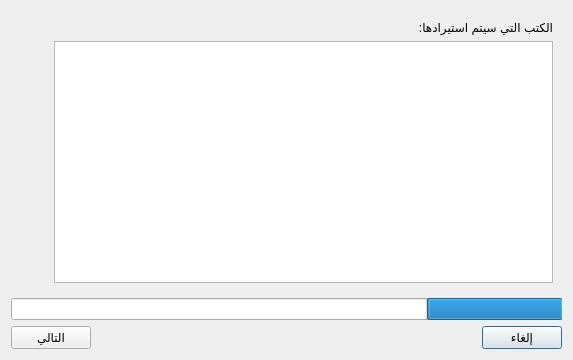
This is src/importdialog.ui in boussouira/moltaqa as Qt 5 draws it before an edit. The edited form follows.
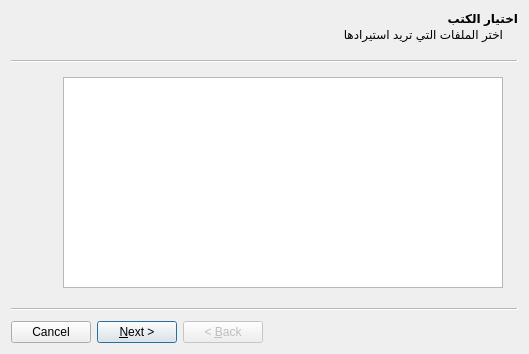
This is the edited form. Icons and pictures are not drawn.

Commit message: Use QWizard with the import dialog

Diff of the .ui file:
```diff
--- a/src/importdialog.ui
+++ b/src/importdialog.ui
@@ -1,41 +1,29 @@
 <?xml version="1.0" encoding="UTF-8"?>
 <ui version="4.0">
  <class>ImportDialog</class>
- <widget class="QDialog" name="ImportDialog">
+ <widget class="QWizard" name="ImportDialog">
   <property name="geometry">
    <rect>
     <x>0</x>
     <y>0</y>
-    <width>573</width>
-    <height>360</height>
+    <width>529</width>
+    <height>354</height>
    </rect>
   </property>
   <property name="windowTitle">
-   <string>استيراد كتب المكتبةالشاملة</string>
+   <string>استيراد الكتب</string>
   </property>
   <property name="layoutDirection">
    <enum>Qt::RightToLeft</enum>
   </property>
-  <layout class="QVBoxLayout" name="verticalLayout_2">
-   <item>
-    <widget class="QStackedWidget" name="stackedWidget">
-     <property name="currentIndex">
-      <number>0</number>
-     </property>
-     <widget class="QWidget" name="page">
-      <layout class="QVBoxLayout" name="verticalLayout_3">
-       <item>
-        <widget class="QLabel" name="label">
-         <property name="text">
-          <string>الكتب التي سيتم استيرادها:</string>
-         </property>
-        </widget>
-       </item>
-       <item>
+  <widget class="QWizardPage" name="pageBookSelection">
+   <property name="title">
+    <string>اختيار الكتب</string>
+   </property>
+   <property name="subTitle">
+    <string>اختر الملفات التي تريد استيرادها</string>
+   </property>
         <layout class="QHBoxLayout" name="horizontalLayout">
-         <property name="spacing">
-          <number>3</number>
-         </property>
          <item>
           <widget class="QListWidget" name="fileListWidget">
            <property name="sizePolicy">
@@ -44,6 +32,12 @@
              <verstretch>0</verstretch>
             </sizepolicy>
            </property>
+      <property name="layoutDirection">
+       <enum>Qt::LeftToRight</enum>
+      </property>
+      <property name="selectionMode">
+       <enum>QAbstractItemView::MultiSelection</enum>
+      </property>
           </widget>
          </item>
          <item>
@@ -61,7 +55,7 @@
              </property>
              <property name="icon">
               <iconset resource="../share/moltaqa-lib/qt_rc.qrc">
-               <normaloff>:/images/add.png</normaloff>:/images/add.png</iconset>
+          <normaloff>:/images/add2.png</normaloff>:/images/add2.png</iconset>
              </property>
              <property name="autoRaise">
               <bool>true</bool>
@@ -81,7 +75,7 @@
              </property>
              <property name="icon">
               <iconset resource="../share/moltaqa-lib/qt_rc.qrc">
-               <normaloff>:/images/remove.png</normaloff>:/images/remove.png</iconset>
+          <normaloff>:/images/delete2.png</normaloff>:/images/delete2.png</iconset>
              </property>
              <property name="shortcut">
               <string>Del</string>
@@ -107,11 +101,12 @@
           </layout>
          </item>
         </layout>
-       </item>
-      </layout>
-     </widget>
-     <widget class="QWidget" name="page_2">
-      <layout class="QVBoxLayout" name="verticalLayout_4">
+  </widget>
+  <widget class="QWizardPage" name="pageImportOption">
+   <property name="title">
+    <string>خيارات الإستيراد</string>
+   </property>
+   <layout class="QVBoxLayout" name="verticalLayout_3">
        <item>
         <widget class="QLabel" name="labelConvertInfo">
          <property name="text">
@@ -129,17 +124,22 @@
        </item>
       </layout>
      </widget>
-     <widget class="QWidget" name="page_3">
-      <layout class="QVBoxLayout" name="verticalLayout_5">
-       <item>
-        <widget class="QLabel" name="label_3">
-         <property name="text">
-          <string>تم استيراد الكتب التالية:</string>
-         </property>
-        </widget>
-       </item>
+  <widget class="QWizardPage" name="pageImportedBooks">
+   <property name="title">
+    <string>تم استيراد الكتب</string>
+   </property>
+   <property name="subTitle">
+    <string>تم استيراد الكتب التالية بنجاح</string>
+   </property>
+   <layout class="QVBoxLayout" name="verticalLayout_4">
+    <property name="margin">
+     <number>0</number>
+    </property>
        <item>
         <widget class="QScrollArea" name="scrollArea">
+      <property name="frameShape">
+       <enum>QFrame::NoFrame</enum>
+      </property>
          <property name="widgetResizable">
           <bool>true</bool>
          </property>
@@ -148,8 +148,8 @@
            <rect>
             <x>0</x>
             <y>0</y>
-            <width>98</width>
-            <height>28</height>
+         <width>100</width>
+         <height>30</height>
            </rect>
           </property>
          </widget>
@@ -157,47 +157,6 @@
        </item>
       </layout>
      </widget>
-    </widget>
-   </item>
-   <item>
-    <widget class="QProgressBar" name="progressBar">
-     <property name="value">
-      <number>24</number>
-     </property>
-    </widget>
-   </item>
-   <item>
-    <layout class="QHBoxLayout" name="horizontalLayout_2">
-     <item>
-      <widget class="QPushButton" name="pushCancel">
-       <property name="text">
-        <string>إلغاء</string>
-       </property>
-      </widget>
-     </item>
-     <item>
-      <spacer name="horizontalSpacer">
-       <property name="orientation">
-        <enum>Qt::Horizontal</enum>
-       </property>
-       <property name="sizeHint" stdset="0">
-        <size>
-         <width>40</width>
-         <height>20</height>
-        </size>
-       </property>
-      </spacer>
-     </item>
-     <item>
-      <widget class="QPushButton" name="pushNext">
-       <property name="text">
-        <string>التالي</string>
-       </property>
-      </widget>
-     </item>
-    </layout>
-   </item>
-  </layout>
  </widget>
  <resources>
   <include location="../share/moltaqa-lib/qt_rc.qrc"/>
```
Lines whose indentation alone changed are shown as unchanged. The commit also changes 2 other files.
